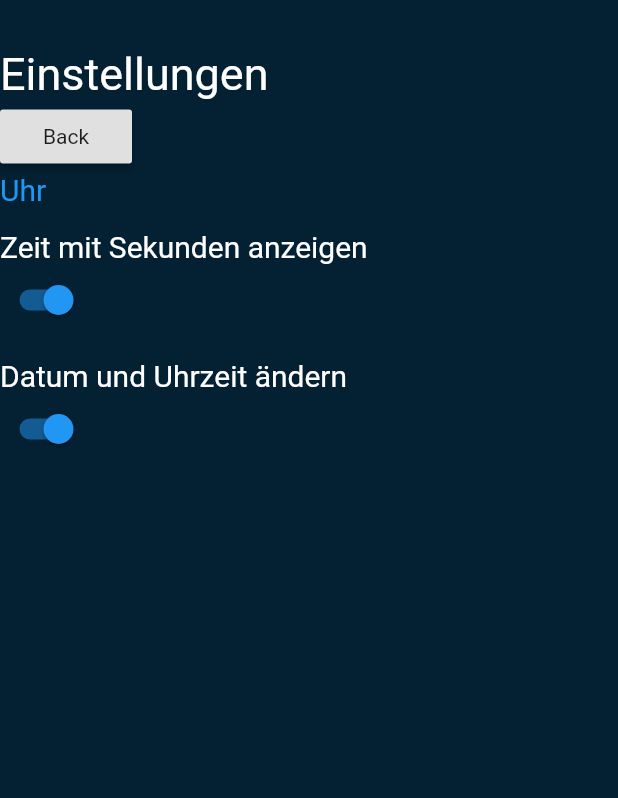
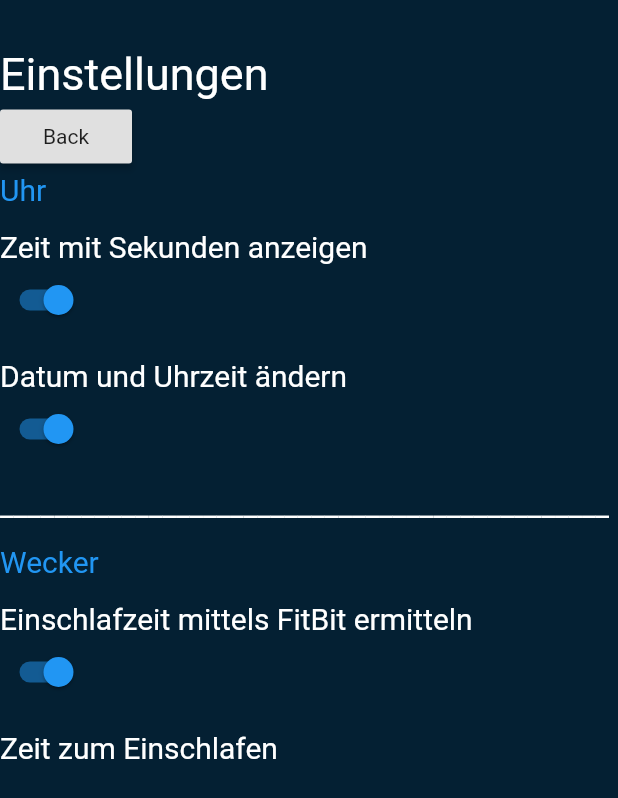
Before and after one commit to Murks1/Weckers, a Flutter app: the screen it shows after launch, item 3 of the bottom bar chosen, on a phone screen of 412 x 824 dp. Shown: the top 798 px of the screen. Run offline on Flutter 3.47's test engine with Material 2 defaults, Android fonts, the phone set to English and light mode, and no system bars.

Commit message:
Settings erweitern

```diff
--- a/lib/settings_page.dart
+++ b/lib/settings_page.dart
@@ -67,6 +67,45 @@ class SettingsPage extends StatelessWidget {
 
                   },
                 ),
+                Container(height: 15,),
+                Text("_____________________________________________",
+                  style: TextStyle(
+                    color: Colors.white,
+                    fontFamily: 'Roboto',
+                    fontSize: 20,
+                  ),
+                ),
+                Container(height: 15,),
+
+                Text("Wecker",
+                  style: TextStyle(
+                    color: Colors.blue,
+                    fontFamily: 'Roboto',
+                    fontSize: 20,
+                  ),
+                ),
+                Container(height: 15,),
+                Text("Einschlafzeit mittels FitBit ermitteln",
+                  style: TextStyle(
+                    color: Colors.white,
+                    fontFamily: 'Roboto',
+                    fontSize: 20,
+                  ),
+                ),
+                Switch(
+                  value: true,
+                  onChanged: (bool active){
+
+                  },
+                ),
+                Container(height: 15,),
+                Text("Zeit zum Einschlafen",
+                  style: TextStyle(
+                    color: Colors.white,
+                    fontFamily: 'Roboto',
+                    fontSize: 20,
+                  ),
+                ),
               ],
             )
           )
```
